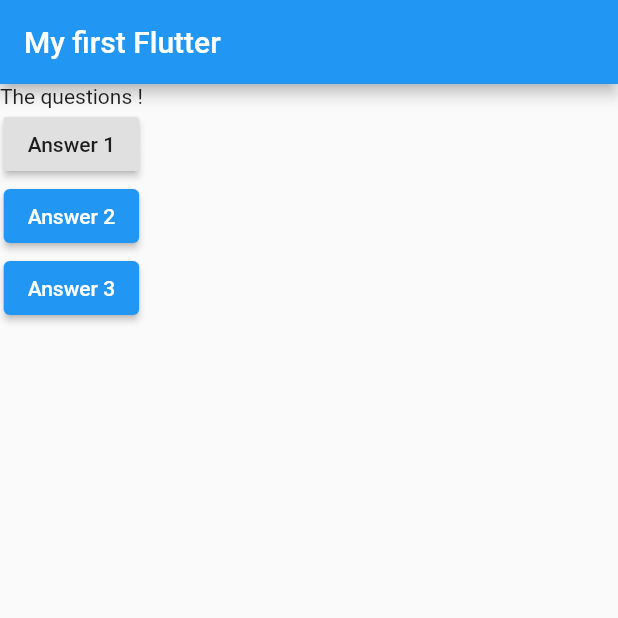
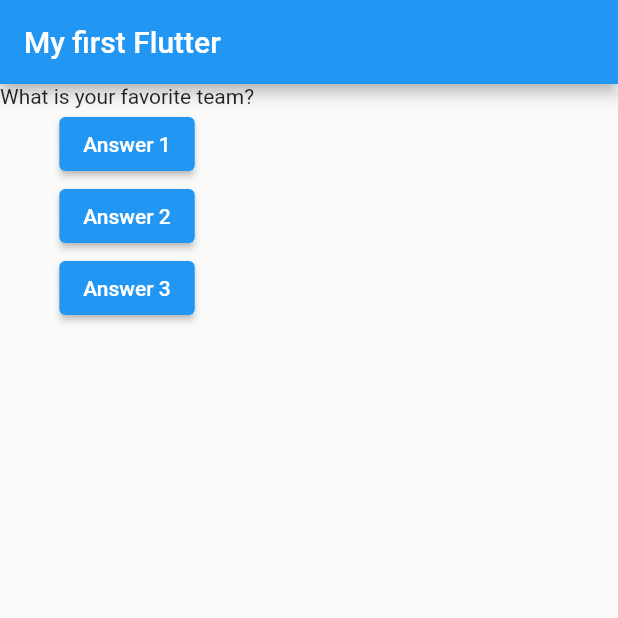
Before and after one commit to YEANSEYHA/flutter-quiz-app, a Flutter app: the screen it shows after launch, after a tap on "Answer 2", on a phone screen of 412 x 824 dp, the top half of it. Run offline on Flutter 3.47's test engine with Material 2 defaults, Android fonts, the phone set to English and light mode, and no system bars.

```diff
--- a/lib/main.dart
+++ b/lib/main.dart
@@ -5,16 +5,32 @@ import 'package:flutter/material.dart';
 
 void main() => runApp(MyApp());
 
-class MyApp extends StatelessWidget {
+class MyApp extends StatefulWidget {
+
+  @override
+  State<StatefulWidget> createState() {
+    // TODO: implement createState
+    return MyAppState();
+  }
+}
+
+class MyAppState extends State<MyApp> {
+  int questionIndex = 0;
+
   void answerQuestion(){
-    print('Answer Chosen');
+    setState( (){
+      questionIndex = questionIndex + 1;
+    });
+
+    print(questionIndex);
   }
 
   @override
   Widget build(BuildContext context) {
     var questions = [
       'What is your favorite color ?',
-      'What is your favorite team?'
+      'What is your favorite team?',
+      'What is your favorite team club?',
     ];
     return MaterialApp(
       home: Scaffold(
@@ -23,8 +39,8 @@ class MyApp extends StatelessWidget {
         ),
         body: Column(
           children: [
-            Text('The questions !'),
-            RaisedButton(child: Text('Answer 1'), onPressed: answerQuestion),
+            Text(questions[questionIndex]),
+            ElevatedButton(child: Text('Answer 1'), onPressed: ()=> print('Answer 2 chosen')),
             ElevatedButton(child: Text('Answer 2'), onPressed: answerQuestion),
             ElevatedButton(child: Text('Answer 3'), onPressed: answerQuestion),
           ],
```
